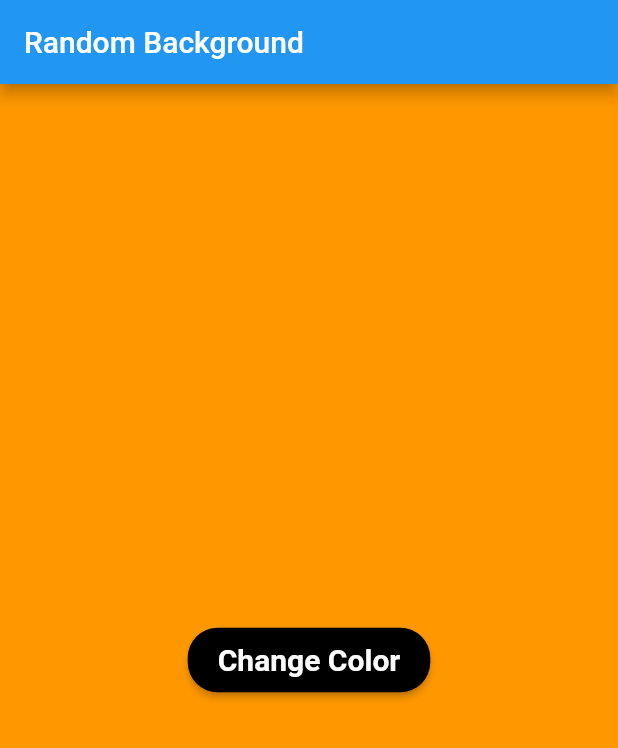
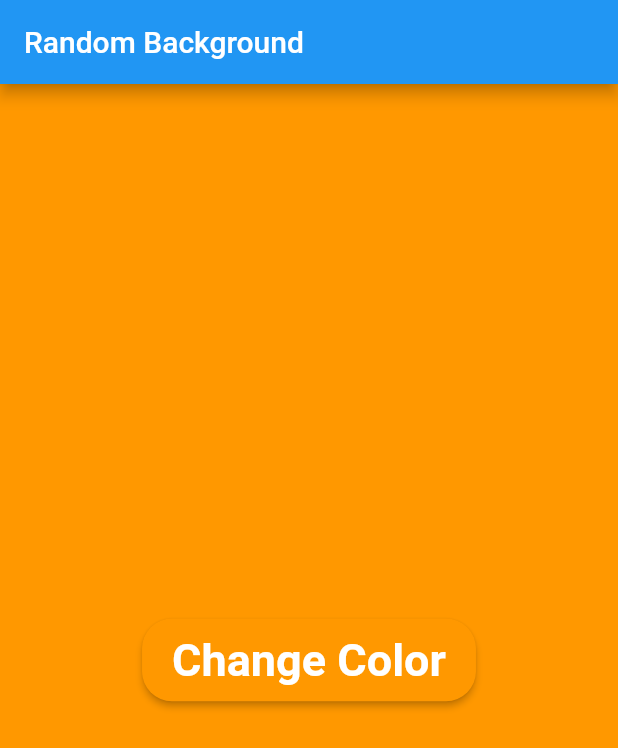
Before and after one commit to akai07/bg_changer, a Flutter app: the screen it shows after launch, after a tap on "Change Color", on a phone screen of 412 x 824 dp. Shown: the top 748 px of the screen. Run offline on Flutter 3.47's test engine with Material 2 defaults, Android fonts, the phone set to English and light mode, and no system bars.

Commit message:
Bigger button and the color of the button changes too
Task 2 - Flutter

```diff
--- a/lib/main.dart
+++ b/lib/main.dart
@@ -47,6 +47,15 @@ class _HomePageState extends State<HomePage> {
     });
   }
 
+  var currentColorButton = Colors.black;
+
+  setRandomButtonColor() {
+    var random = Random().nextInt(colors.length);
+    setState(() {
+      currentColorButton = colors[random];
+    });
+  }
+
   @override
   Widget build(BuildContext context) {
     return Container(
@@ -54,7 +63,9 @@ class _HomePageState extends State<HomePage> {
       child: Center(
         child: ElevatedButton(
           style: ElevatedButton.styleFrom(
-            backgroundColor: Colors.black,
+            //increease the button size
+
+            backgroundColor: currentColorButton,
             padding: EdgeInsets.fromLTRB(20, 10, 20, 10),
             shape: RoundedRectangleBorder(
               borderRadius: BorderRadius.circular(20),
@@ -64,12 +75,13 @@ class _HomePageState extends State<HomePage> {
             'Change Color',
             style: TextStyle(
               color: Colors.white,
-              fontSize: 20,
+              fontSize: 30,
               fontWeight: FontWeight.bold,
             ),
           ),
           onPressed: () {
             setRandomColor();
+            setRandomButtonColor();
           },
         ),
       ),
```
